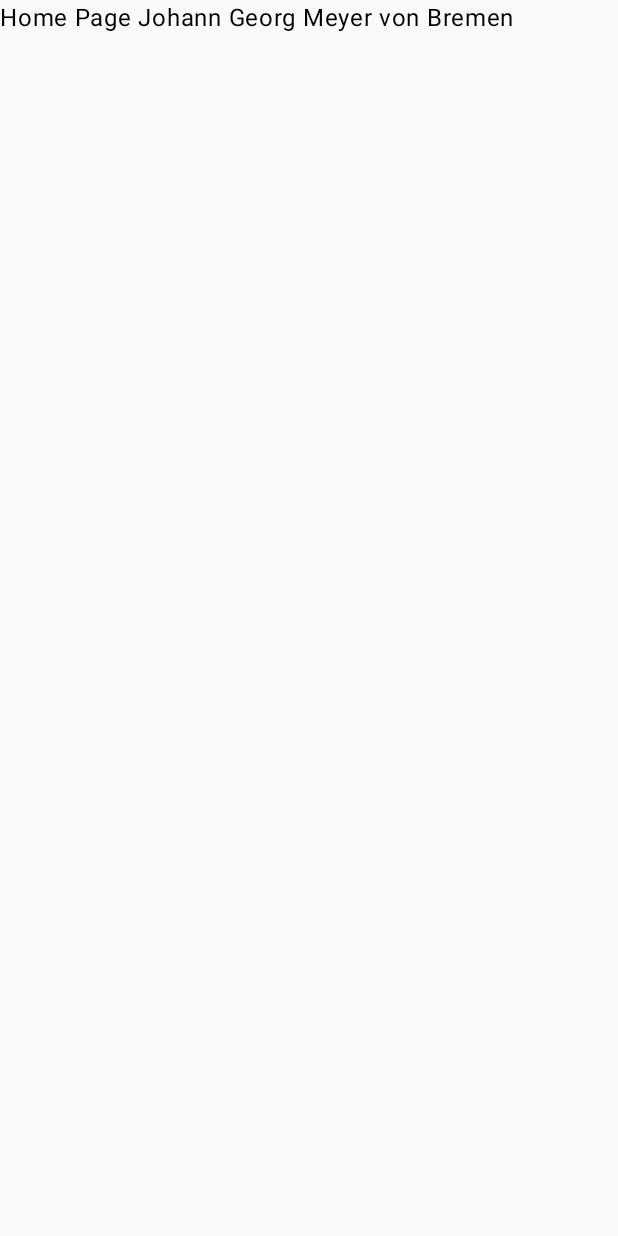
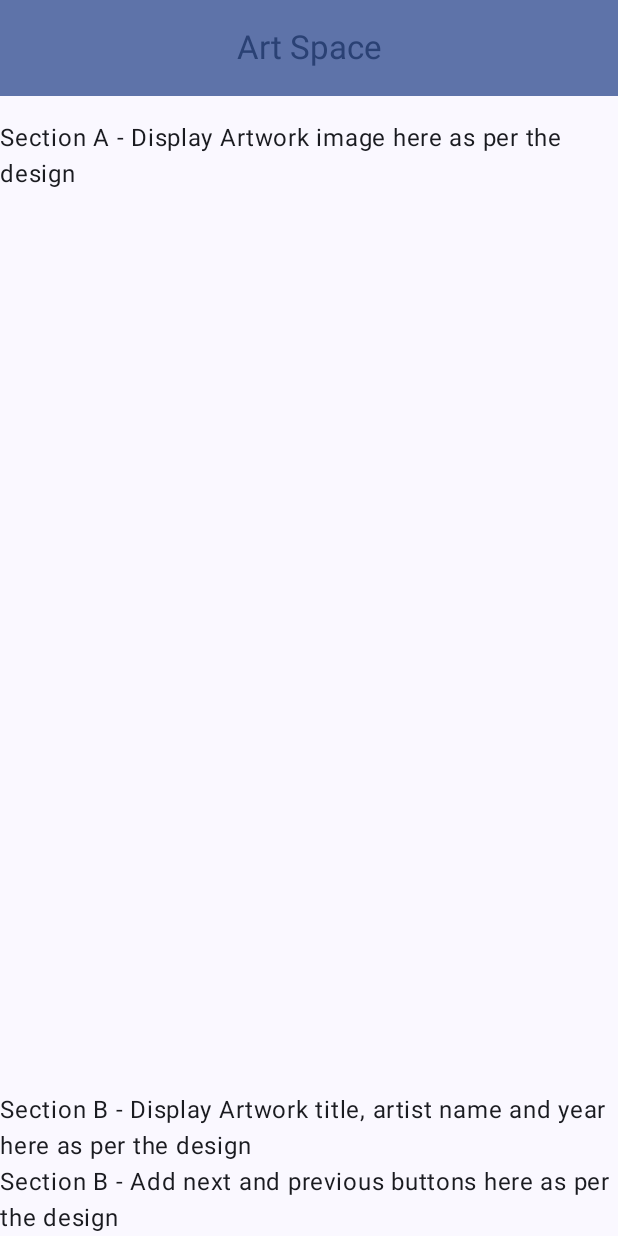
Before and after one commit to OmariLyn07/ArtProject, an Android app built with Jetpack Compose: the screen it shows after launch (MainActivity), on a phone screen of 412 x 824 dp. Run offline under Robolectric (Android 15) with nearby library versions, the phone set to English and light mode, and no system bars.

Commit message:
Finished Template for ArtSpace Project

```diff
--- a/app/src/main/java/com/example/artspace/MainActivity.kt
+++ b/app/src/main/java/com/example/artspace/MainActivity.kt
@@ -4,12 +4,28 @@ import android.os.Bundle
 import androidx.activity.ComponentActivity
 import androidx.activity.compose.setContent
 import androidx.activity.enableEdgeToEdge
+import androidx.compose.foundation.layout.Arrangement
+import androidx.compose.foundation.layout.Column
+import androidx.compose.foundation.layout.Row
+import androidx.compose.foundation.layout.Spacer
+import androidx.compose.foundation.layout.fillMaxSize
+import androidx.compose.foundation.layout.fillMaxWidth
+import androidx.compose.foundation.layout.padding
+import androidx.compose.foundation.layout.size
+import androidx.compose.material3.Button
+import androidx.compose.material3.CenterAlignedTopAppBar
+import androidx.compose.material3.ExperimentalMaterial3Api
+import androidx.compose.material3.MaterialTheme
+import androidx.compose.material3.Scaffold
 import androidx.compose.material3.Text
+import androidx.compose.material3.TopAppBarDefaults
 import androidx.compose.runtime.Composable
 import androidx.compose.runtime.getValue
 import androidx.compose.runtime.mutableIntStateOf
 import androidx.compose.runtime.remember
 import androidx.compose.runtime.setValue
+import androidx.compose.ui.Modifier
+import androidx.compose.ui.res.dimensionResource
 import androidx.compose.ui.res.stringResource
 import androidx.navigation.NavController
 import androidx.navigation.NavType
@@ -55,11 +71,26 @@ class MainActivity : ComponentActivity() {
 
 @Composable
 fun ArtistPage(navController: NavController) {
-    Text(
-        text = "Artist Page"
-    )
+    val id = navController.currentBackStackEntry?.arguments?.getInt("id") ?: 0
+    val art = DataSource.arts[id]
+
+    /*
+    TODO;
+    Section A
+    1. Artist Profile including image, name and infor (birthplace and years alive)
+
+    Section B
+    2. Artist Bio
+
+    Section C
+    3. (optional) place the code below in the proper row or column layout to make it look like the design
+     */
+    Button(onClick = { navController.navigate(Screen.Home.route + "/$id") }) {
+        Text(text = stringResource(id = R.string.back))
+    }
 }
 
+@OptIn(ExperimentalMaterial3Api::class)
 @Composable
 fun HomePage(navController: NavController) {
     //Displays current artwork
@@ -69,5 +100,83 @@ fun HomePage(navController: NavController) {
         )
     }
     val art = DataSource.arts[current]
-    Text(text = "Home Page ${stringResource(id = art.artistId)}")
+    Scaffold( topBar = {
+        CenterAlignedTopAppBar(
+            title = {Text(text = stringResource(id = R.string.app_name))  },
+            colors = TopAppBarDefaults.topAppBarColors(
+                containerColor = MaterialTheme.colorScheme.primaryContainer,
+                titleContentColor = MaterialTheme.colorScheme.primary
+            )
+        )
+    }) { innerPadding ->
+        Column(modifier = Modifier
+            .fillMaxWidth()
+            .padding(innerPadding))
+        {
+            Column(modifier = Modifier
+                .fillMaxWidth()
+                .weight(1f)) {
+                Spacer(modifier = Modifier.size(dimensionResource(id = R.dimen.spacer_extra_large)))
+                Row (modifier = Modifier.fillMaxWidth(), horizontalArrangement = Arrangement.Center,
+                    ) {
+                    ArtWall(current, art.artistImageId, art.descriptionId, navController)
+
+                }
+            }
+            ArtDescriptor(art.titleId, art.artistId, art.yearId)
+            DisplayController(current){
+                current = if(it !in 0..<DataSource.arts.size) 0 else it
+            }
+        }
+    }
 }
+
+
+@Composable
+fun ArtWall(current: Int, artistImageId: Int, descriptionId: Int, navController: NavController){
+    //Home Page section A
+    //TODO;
+    /*
+    1. Add image of artwork
+    2. Add a click listener to navigate to the artist page
+    Code to use on click event;
+    navController.navigate(Screen.Artist.route + "/$artistId")
+     */
+    //ToBeRemoved
+    Text(text = "Section A - Display Artwork image here as per the design")
+}
+
+@Composable
+fun ArtDescriptor(titleId: Int, artistId: Int, yearId: Int){
+    //Home Page Section B
+    /*
+    TODO;
+    1. Add title of artwork
+    2. Add artist name and year of artwork
+     */
+    //ToBeRemoved
+    Text(text = "Section B - Display Artwork title, artist name and year here as per the design")
+}
+
+@Composable
+fun DisplayController(current: Int, updateCurrent: (Int) -> Unit) {
+    /*
+    Home Page Section C
+    TODO:
+    1. Add a button to navigate to the previous artwork
+    2. Add a button to navigate to the next artwork
+     */
+    //Note:
+    /*
+    The buttons should be disabled if there is no previous or next artwork to navigate to
+    The following code can be used to disable the button
+    enabled = current != 0 (for the previous button)
+    enabled = current != DataSource.arts.size - 1 (for the next button)
+
+    Can use the following code to navigate to the previous or next
+    updateCurrent(current - 1) (for previous button)
+    updateCurrent(current + 1) (for next button)
+     */
+    //ToBeRemoved
+    Text(text = "Section B - Add next and previous buttons here as per the design")
+}
--- /dev/null
+++ b/app/src/main/res/values/dimens.xml
@@ -0,0 +1,4 @@
+<?xml version="1.0" encoding="utf-8"?>
+<resources>
+    <dimen name="spacer_extra_large">16dp</dimen>
+</resources>
--- a/app/src/main/res/values/strings.xml
+++ b/app/src/main/res/values/strings.xml
@@ -1,9 +1,10 @@
 <resources>
-    <string name="app_name">ArtSpace</string>
+    <string name="app_name">Art Space</string>
     <string name="art_1_artist_name">Johann Georg Meyer von Bremen</string>
-    <string name="art_1_artist_info">German, 1813–1886</string>
+    <string name="art_1_artist_info">German 1813–1886</string>
     <string name="art_1_title">The New Brother</string>
     <string name="art_1_year">1874</string>
     <string name="art_1_description">The New Brother by Johann Georg Meyer von Bremen</string>
     <string name="art_1_artist_bio">Some Artist Bio</string>
+    <string name="back">Back</string>
 </resources>
```
